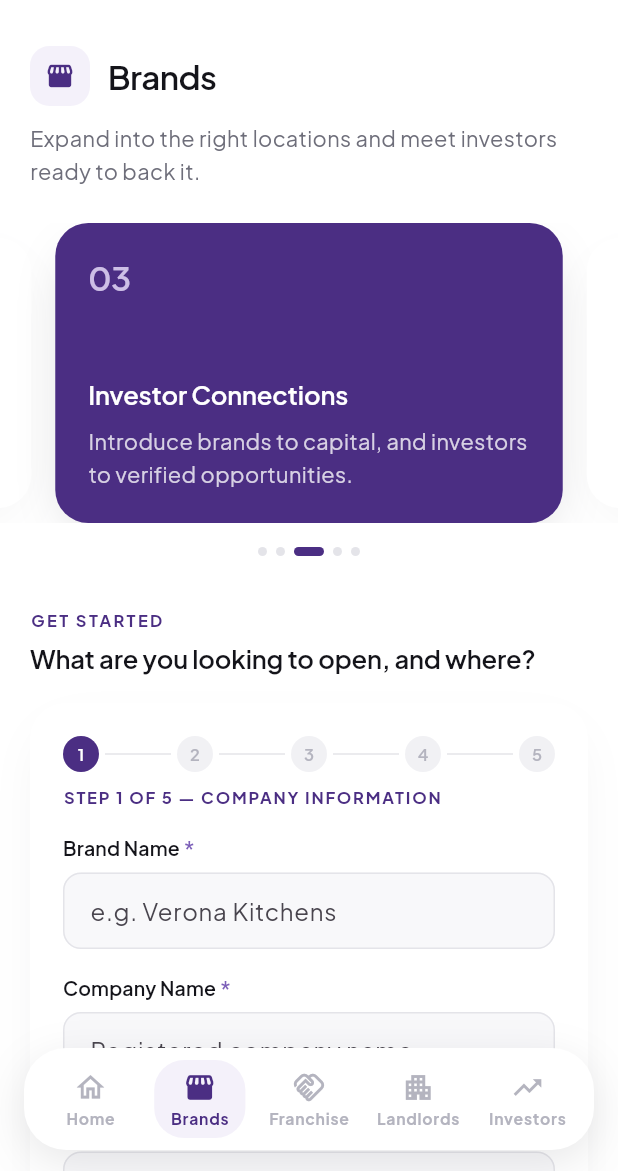
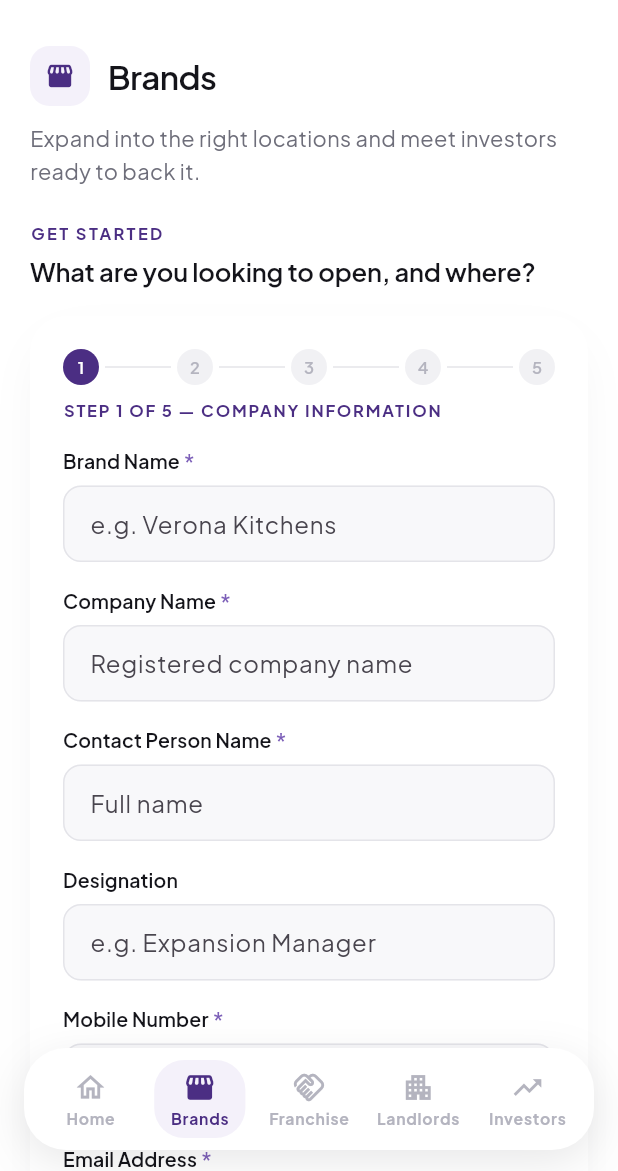
Before and after one commit to danishsaleem-dev/connectors-app, a Flutter app: the screen it shows after launch, item 2 of the bottom bar chosen, on a phone screen of 412 x 824 dp, the part 65-1236 px from its top. Run offline on Flutter 3.47's test engine with Material 3 defaults, Android fonts, the phone set to English and light mode, and no system bars; our stand-ins replace google_fonts.

Commit message:
Put action ahead of content on every primary screen
Feedback was that the app read as a scrolled website, not a mobile
app — every primary screen led with content before getting to
anything you could actually do:
- The four audience screens (Brands/Franchise/Landlords/Investors)
  opened with a divisions carousel before the enquiry form. The form
  now leads directly under the header; the divisions carousel is
  gone (it duplicated what Services already lists in full).
- Home stacked six sections — hero, audience cards, "Why Connectors",
  an industries marquee, three office cards, then a closing CTA.
  Down to two: the hero and the four audience cards, which is the
  screen's actual job. Company narrative moved to About, where a
  longer read is the point; office details got their own Contact
  entry off the Menu instead of sitting on the screen you land on
  every time you open the app.

Net effect: Home and the four audience screens should now be at or
very near one screen each on a typical phone, with the primary action
visible without scrolling past anything first.

Co-Authored-By: Claude Sonnet 5 <noreply@anthropic.com>

```diff
--- a/lib/data/division_data.dart
+++ b/lib/data/division_data.dart
@@ -1,12 +1,12 @@
-/// Ported from src/lib/content/divisions.ts — same seven divisions, same
-/// per-audience relevance list, so "how we work with you" never drifts
-/// between the site and the app.
+/// Ported from src/lib/content/divisions.ts — same seven divisions. Used by
+/// ServicesScreen as the full catalog; no longer filtered per audience (see
+/// audience_screen.dart) since that filtered view was dropped in favour of
+/// putting the enquiry form first on those screens.
 class Division {
   final String navLabel;
   final String short;
-  final List<String> audiences;
 
-  const Division({required this.navLabel, required this.short, required this.audiences});
+  const Division({required this.navLabel, required this.short});
 }
 
 class DivisionData {
@@ -16,40 +16,30 @@ class DivisionData {
     Division(
       navLabel: 'Brand Expansion',
       short: 'Find, evaluate and secure high-potential retail locations.',
-      audiences: ['for-brands', 'for-landlords'],
     ),
     Division(
       navLabel: 'Franchise Development',
       short: 'Turn a proven business into a scalable franchise — and sell it well.',
-      audiences: ['for-brands', 'for-franchise'],
     ),
     Division(
       navLabel: 'Investor Connections',
       short: 'Introduce brands to capital, and investors to verified opportunities.',
-      audiences: ['for-brands', 'for-investors'],
     ),
     Division(
       navLabel: 'Mall & Project Support',
       short: 'Bring recognised brands into malls and commercial developments.',
-      audiences: ['for-landlords'],
     ),
     Division(
       navLabel: 'Landlord Services',
       short: 'Submit a space and we match it to brands actively expanding.',
-      audiences: ['for-landlords'],
     ),
     Division(
       navLabel: 'Marketing & Branding',
       short: '360° marketing — digital, commercial, outdoor and everything between.',
-      audiences: ['for-brands', 'for-franchise'],
     ),
     Division(
       navLabel: 'Technology',
       short: 'The franchise management software that runs the whole network.',
-      audiences: ['for-brands', 'for-franchise'],
     ),
   ];
-
-  static List<Division> forAudience(String slug) =>
-      all.where((d) => d.audiences.contains(slug)).toList();
 }
--- a/lib/screens/audience_screen.dart
+++ b/lib/screens/audience_screen.dart
@@ -1,9 +1,8 @@
 import 'package:flutter/material.dart';
-import '../data/division_data.dart';
 import '../data/enquiry_forms.dart';
 import '../data/form_fields.dart';
 import '../data/site_data.dart';
-import '../widgets/division_carousel.dart';
+import '../theme/spacing.dart';
 import '../widgets/enquiry_wizard.dart';
 import '../widgets/eyebrow.dart';
 import '../widgets/page_header.dart';
@@ -11,8 +10,14 @@ import '../widgets/reveal.dart';
 
 /// One screen shape shared by Brands, Franchisees, Landlords and Investors —
 /// each just supplies its slug, matching how the website drives all four
-/// audience pages from the same `audiences` array plus a per-page divisions
-/// filter and enquiry form, rather than four near-duplicate page files.
+/// audience pages from the same `audiences` array plus a per-page enquiry
+/// form, rather than four near-duplicate page files.
+///
+/// The form leads immediately under the header — it used to open with a
+/// divisions carousel first, which meant the one thing this screen actually
+/// exists to do (capture a lead) was the second thing on it. The divisions
+/// are still there for anyone who wants to browse them, just in Services
+/// under the Menu rather than repeated on all four audience screens.
 class AudienceScreen extends StatelessWidget {
   final String slug;
   final String formSource;
@@ -36,7 +41,6 @@ class AudienceScreen extends StatelessWidget {
   @override
   Widget build(BuildContext context) {
     final audience = SiteData.audienceBySlug(slug);
-    final divisions = DivisionData.forAudience(slug);
 
     return SingleChildScrollView(
       padding: const EdgeInsets.only(bottom: 110),
@@ -44,11 +48,9 @@ class AudienceScreen extends StatelessWidget {
         crossAxisAlignment: CrossAxisAlignment.stretch,
         children: [
           PageHeader(icon: audience.icon, title: audience.title, lead: audience.lead),
-          const SizedBox(height: 24),
-          DivisionCarousel(divisions: divisions),
-          const SizedBox(height: 36),
+          const SizedBox(height: AppSpacing.xl),
           Padding(
-            padding: const EdgeInsets.symmetric(horizontal: 20),
+            padding: const EdgeInsets.symmetric(horizontal: AppSpacing.page),
             child: Column(
               crossAxisAlignment: CrossAxisAlignment.start,
               children: [
@@ -57,12 +59,12 @@ class AudienceScreen extends StatelessWidget {
                     crossAxisAlignment: CrossAxisAlignment.start,
                     children: [
                       const Eyebrow('Get started'),
-                      const SizedBox(height: 8),
+                      const SizedBox(height: AppSpacing.sm),
                       Text(formHeading, style: Theme.of(context).textTheme.titleLarge),
                     ],
                   ),
                 ),
-                const SizedBox(height: 18),
+                const SizedBox(height: AppSpacing.heading),
                 EnquiryWizard(
                   source: formSource,
                   steps: formSteps,
--- a/lib/widgets/division_carousel.dart
+++ /dev/null
@@ -1,149 +0,0 @@
-import 'dart:async';
-import 'package:flutter/material.dart';
-import '../data/division_data.dart';
-import '../theme/app_theme.dart';
-import '../theme/colors.dart';
-import '../theme/spacing.dart';
-
-/// Swipeable "how we work with you" cards — a horizontal carousel rather
-/// than a static vertical list, since an audience only ever has 2-4 relevant
-/// divisions and a stack of boxes undersells them. Peeks the next card at
-/// the edge so it reads as swipeable at a glance, and rotates on its own so
-/// the other cards get seen without a swipe.
-class DivisionCarousel extends StatefulWidget {
-  final List<Division> divisions;
-
-  const DivisionCarousel({super.key, required this.divisions});
-
-  @override
-  State<DivisionCarousel> createState() => _DivisionCarouselState();
-}
-
-class _DivisionCarouselState extends State<DivisionCarousel> {
-  static const _interval = Duration(seconds: 4);
-
-  late final PageController _controller;
-  Timer? _timer;
-  int _page = 0;
-
-  @override
-  void initState() {
-    super.initState();
-    _controller = PageController(viewportFraction: 0.86);
-    _controller.addListener(() {
-      final next = _controller.page?.round() ?? 0;
-      if (next != _page) setState(() => _page = next);
-    });
-    _startAutoPlay();
-  }
-
-  void _startAutoPlay() {
-    _timer?.cancel();
-    if (widget.divisions.length < 2) return;
-    _timer = Timer.periodic(_interval, (_) {
-      if (!mounted || !_controller.hasClients) return;
-      _controller.animateToPage(
-        (_page + 1) % widget.divisions.length,
-        duration: const Duration(milliseconds: 480),
-        curve: Curves.easeOutCubic,
-      );
-    });
-  }
-
-  @override
-  void dispose() {
-    _timer?.cancel();
-    _controller.dispose();
-    super.dispose();
-  }
-
-  @override
-  Widget build(BuildContext context) {
-    return Column(
-      children: [
-        SizedBox(
-          height: 200,
-          child: NotificationListener<ScrollNotification>(
-            // Hand control back to the reader while they're dragging, then
-            // pick the rotation back up once they've let go.
-            onNotification: (notification) {
-              if (notification is ScrollStartNotification && notification.dragDetails != null) {
-                _timer?.cancel();
-              } else if (notification is ScrollEndNotification) {
-                _startAutoPlay();
-              }
-              return false;
-            },
-            child: PageView.builder(
-              controller: _controller,
-              itemCount: widget.divisions.length,
-              itemBuilder: (context, i) {
-                final division = widget.divisions[i];
-                final active = i == _page;
-                return AnimatedPadding(
-                  duration: const Duration(milliseconds: 200),
-                  padding: EdgeInsets.symmetric(horizontal: 8, vertical: active ? 0 : 10),
-                  child: Container(
-                    padding: const EdgeInsets.all(22),
-                    decoration: BoxDecoration(
-                      // Brand violet rather than near-black: the card is the
-                      // one saturated surface on these screens, and ink read
-                      // as a hole punched in the page.
-                      color: active ? AppColors.violet600 : AppColors.white,
-                      borderRadius: BorderRadius.circular(22),
-                      boxShadow: cardShadow(opacity: active ? 0.16 : 0.05),
-                    ),
-                    child: Column(
-                      crossAxisAlignment: CrossAxisAlignment.start,
-                      children: [
-                        Text(
-                          (i + 1).toString().padLeft(2, '0'),
-                          style: Theme.of(context).textTheme.headlineMedium?.copyWith(
-                                color: active ? AppColors.violet200 : AppColors.violet400,
-                              ),
-                        ),
-                        const Spacer(),
-                        Text(
-                          division.navLabel,
-                          style: Theme.of(context).textTheme.titleLarge?.copyWith(
-                                color: active ? AppColors.white : AppColors.ink,
-                              ),
-                        ),
-                        const SizedBox(height: AppSpacing.sm),
-                        Text(
-                          division.short,
-                          style: Theme.of(context).textTheme.bodyMedium?.copyWith(
-                                color: active
-                                    ? AppColors.white.withValues(alpha: 0.78)
-                                    : AppColors.grey500,
-                              ),
-                        ),
-                      ],
-                    ),
-                  ),
-                );
-              },
-            ),
-          ),
-        ),
-        const SizedBox(height: AppSpacing.lg),
-        Row(
-          mainAxisAlignment: MainAxisAlignment.center,
-          children: [
-            for (var i = 0; i < widget.divisions.length; i++)
-              AnimatedContainer(
-                duration: const Duration(milliseconds: 200),
-                margin: const EdgeInsets.symmetric(horizontal: 3),
-                width: i == _page ? 20 : 6,
-                height: 6,
-                decoration: BoxDecoration(
-                  color: i == _page ? AppColors.violet600 : AppColors.grey200,
-                  borderRadius: BorderRadius.circular(999),
-                ),
-              ),
-          ],
-        ),
-      ],
-    );
-  }
-}
```
Also changed, not shown: lib/screens/about_screen.dart (+33 -4 lines), lib/screens/contact_screen.dart (added, +22 -0 lines), lib/screens/home_screen.dart (+8 -62 lines), lib/screens/more_screen.dart (+7 -0 lines), 1 other file.
